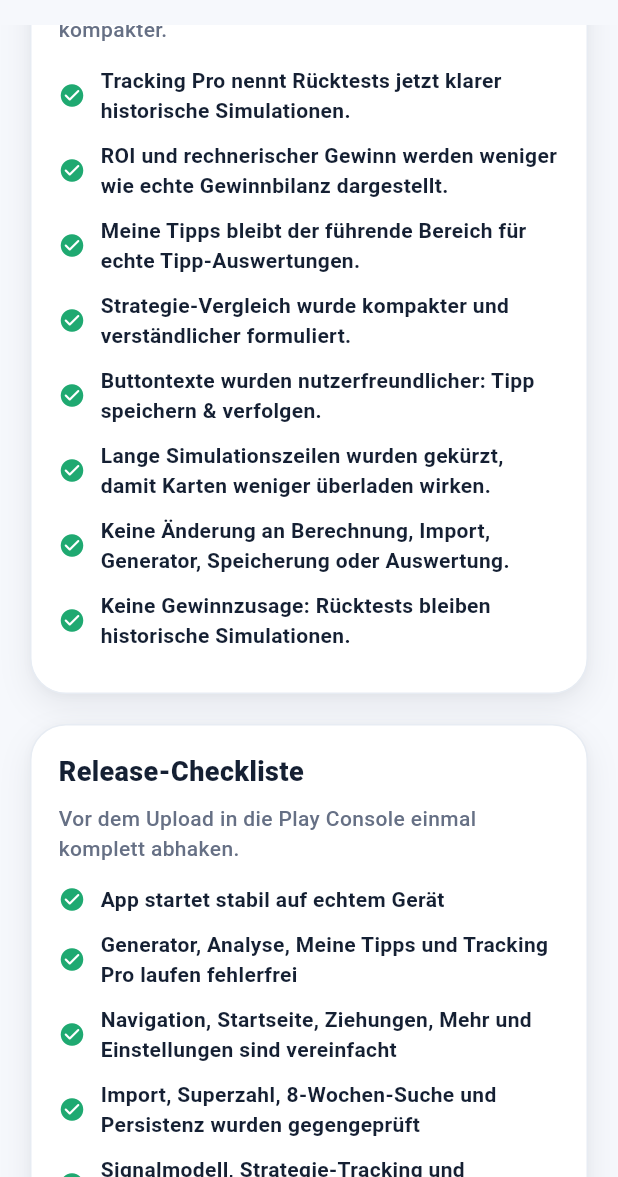
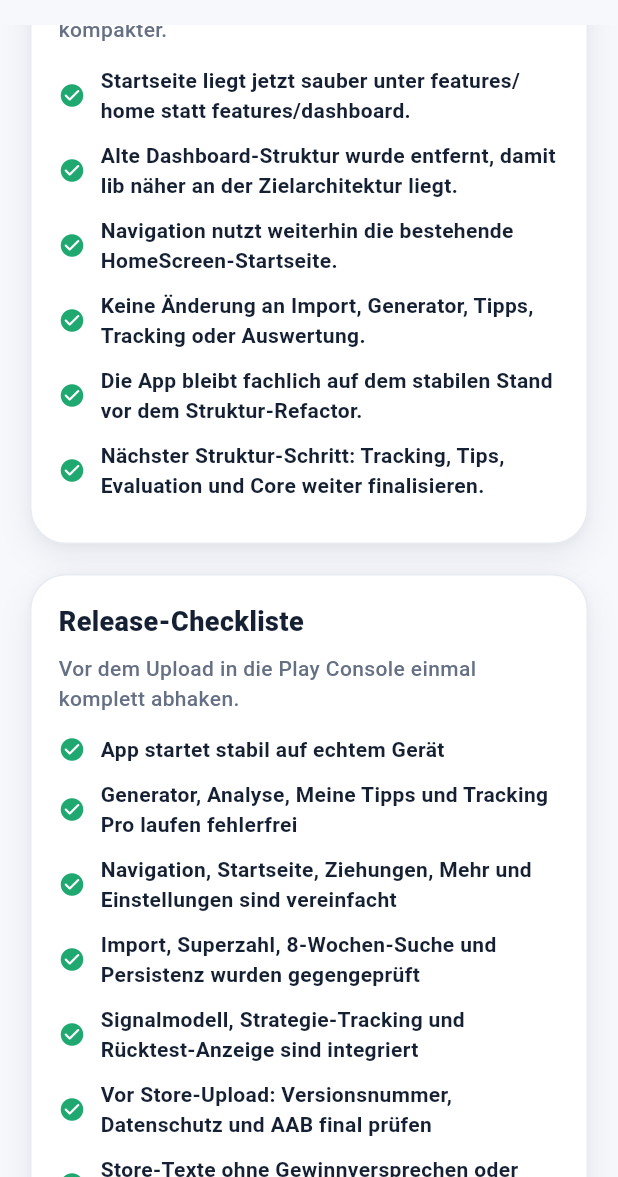
Before and after one commit to genti2004-cmyk/lotto_mind_ai, a Flutter app: the AboutReleaseScreen screen opened directly, scrolled down 576 dp, on a phone screen of 412 x 824 dp, the part 59-1236 px from its top. Run offline on Flutter 3.47's test engine with Material 3 defaults, Android fonts, the phone set to English and light mode, and no system bars; our stand-ins replace file_picker, hive_ce, hive_ce_flutter, pdf, printing, share_plus; accounts and stored records are empty.

Commit message:
Finalize home feature structure

```diff
--- a/lib/features/settings/presentation/about_release_screen.dart
+++ b/lib/features/settings/presentation/about_release_screen.dart
@@ -25,7 +25,7 @@ class AboutReleaseScreen extends StatelessWidget {
           children: [
             const SectionTitle(
               title: 'Lotto Mind AI – Release',
-              subtitle: 'v53b Tracking Pro kompaktere Karten',
+              subtitle: 'v54b Struktur: Home finalisiert',
             ),
             const SizedBox(height: 20),
             AppCard(
@@ -39,7 +39,7 @@ class AboutReleaseScreen extends StatelessWidget {
                   const SizedBox(height: 14),
                   const _InfoRow(label: 'App-Name', value: 'Lotto Mind AI'),
                   const SizedBox(height: 10),
-                  const _InfoRow(label: 'Release-Stufe', value: 'v53b Tracking Pro kompaktere Karten'),
+                  const _InfoRow(label: 'Release-Stufe', value: 'v54b Struktur: Home finalisiert'),
                   const SizedBox(height: 10),
                   _InfoRow(label: 'Edition', value: state.edition.label),
                   const SizedBox(height: 10),
@@ -49,7 +49,7 @@ class AboutReleaseScreen extends StatelessWidget {
                   const SizedBox(height: 10),
                   _InfoRow(label: 'Regelprofile', value: '${state.ruleProfiles.length}'),
                   const SizedBox(height: 10),
-                  const _InfoRow(label: 'Stabilitätsstand', value: 'v53b stabil: Tracking Pro kompaktere Karten'),
+                  const _InfoRow(label: 'Stabilitätsstand', value: 'v54b stabil: Home-Struktur bereinigt'),
                 ],
               ),
             ),
@@ -60,18 +60,16 @@ class AboutReleaseScreen extends StatelessWidget {
                 crossAxisAlignment: CrossAxisAlignment.start,
                 children: [
                   AppBlockHeader(
-                    title: 'v53b Tracking Pro kompaktere Karten',
+                    title: 'v54b Struktur: Home finalisiert',
                     subtitle: 'Tracking Pro zeigt historische Simulationen jetzt seriöser und die Ergebnis-/Strategie-Karten kompakter.',
                   ),
                   SizedBox(height: 14),
-                  _ReleaseLine('Tracking Pro nennt Rücktests jetzt klarer historische Simulationen.'),
-                  _ReleaseLine('ROI und rechnerischer Gewinn werden weniger wie echte Gewinnbilanz dargestellt.'),
-                  _ReleaseLine('Meine Tipps bleibt der führende Bereich für echte Tipp-Auswertungen.'),
-                  _ReleaseLine('Strategie-Vergleich wurde kompakter und verständlicher formuliert.'),
-                  _ReleaseLine('Buttontexte wurden nutzerfreundlicher: Tipp speichern & verfolgen.'),
-                  _ReleaseLine('Lange Simulationszeilen wurden gekürzt, damit Karten weniger überladen wirken.'),
-                  _ReleaseLine('Keine Änderung an Berechnung, Import, Generator, Speicherung oder Auswertung.'),
-                  _ReleaseLine('Keine Gewinnzusage: Rücktests bleiben historische Simulationen.'),
+                  _ReleaseLine('Startseite liegt jetzt sauber unter features/home statt features/dashboard.'),
+                  _ReleaseLine('Alte Dashboard-Struktur wurde entfernt, damit lib näher an der Zielarchitektur liegt.'),
+                  _ReleaseLine('Navigation nutzt weiterhin die bestehende HomeScreen-Startseite.'),
+                  _ReleaseLine('Keine Änderung an Import, Generator, Tipps, Tracking oder Auswertung.'),
+                  _ReleaseLine('Die App bleibt fachlich auf dem stabilen Stand vor dem Struktur-Refactor.'),
+                  _ReleaseLine('Nächster Struktur-Schritt: Tracking, Tips, Evaluation und Core weiter finalisieren.'),
                 ],
               ),
             ),
```
